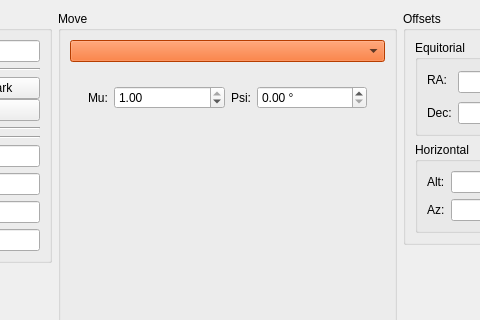
This is pyobs_gui/qt/telescopewidget.ui in pyobs/pyobs-gui as Qt 5 draws it before an edit; both pictures show x 143 to 623 and y 0 to 320 of the 1013 by 642 pixel window. The edited form follows.
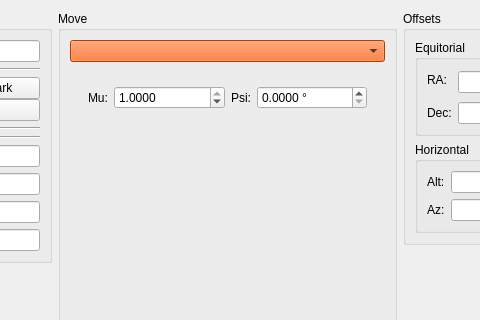
This is the edited form. The open tabs and pages were chosen to show the change. Icons and pictures are not drawn. Custom widgets are drawn as their Qt base class.

Commit message: Show 4 decimal digits for Heliprojective Radial Mu/Psi spin boxes

Diff of the .ui file:
```diff
--- a/pyobs_gui/qt/telescopewidget.ui
+++ b/pyobs_gui/qt/telescopewidget.ui
@@ -1079,6 +1079,9 @@
                  <property name="suffix">
                   <string/>
                  </property>
+                 <property name="decimals">
+                  <number>4</number>
+                 </property>
                  <property name="minimum">
                   <double>0.000000000000000</double>
                  </property>
@@ -1111,6 +1114,9 @@
                  <property name="suffix">
                   <string> °</string>
                  </property>
+                 <property name="decimals">
+                  <number>4</number>
+                 </property>
                  <property name="minimum">
                   <double>0.000000000000000</double>
                  </property>
```
The commit also changes 1 other file.
